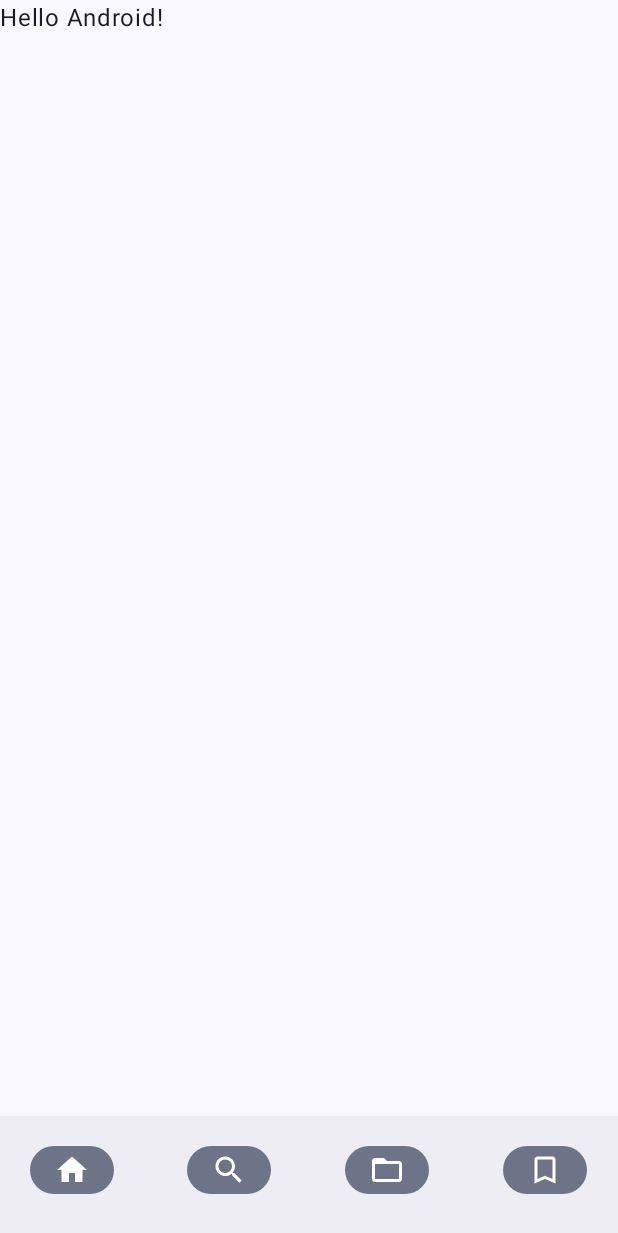
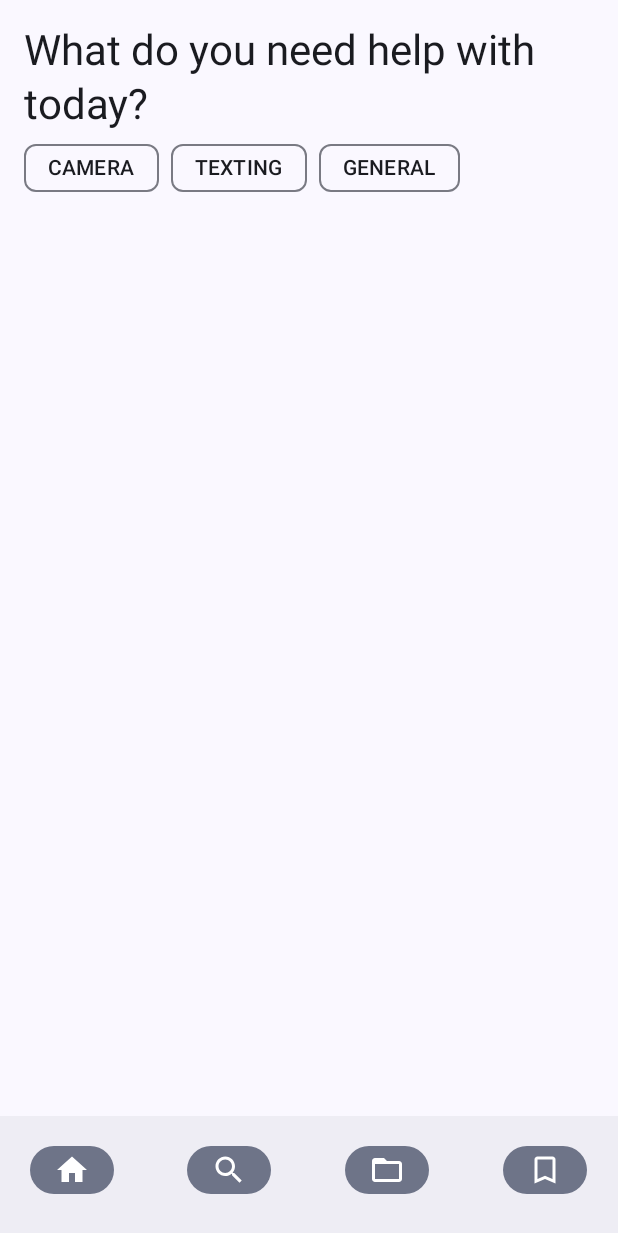
Before and after one commit to EmmaHelser/Accessibili-Buddy, an Android app built with Jetpack Compose: the screen it shows after launch (MainActivity), on a phone screen of 412 x 824 dp. Shown: the top 1233 px of the screen. Run offline under Robolectric (Android 15) with nearby library versions, the phone set to English and light mode, and no system bars.

Commit message:
starting on home screen UI

```diff
--- a/app/src/main/java/com/experimental/accessibili_buddy/MainActivity.kt
+++ b/app/src/main/java/com/experimental/accessibili_buddy/MainActivity.kt
@@ -19,6 +19,7 @@ import androidx.compose.material3.Text
 import androidx.compose.runtime.Composable
 import androidx.compose.ui.Modifier
 import androidx.compose.ui.tooling.preview.Preview
+import com.experimental.accessibili_buddy.home.HomeScreen
 import com.experimental.accessibili_buddy.ui.theme.AccessibiliBuddyTheme
 
 class MainActivity : ComponentActivity() {
@@ -78,8 +79,7 @@ class MainActivity : ComponentActivity() {
                         }
                     }
                 ) { innerPadding ->
-                    Greeting(
-                        name = "Android",
+                    HomeScreen(
                         modifier = Modifier.padding(innerPadding)
                     )
                 }
--- /dev/null
+++ b/app/src/main/java/com/experimental/accessibili_buddy/home/HomeScreen.kt
@@ -0,0 +1,47 @@
+package com.experimental.accessibili_buddy.home
+
+import androidx.compose.foundation.layout.Column
+import androidx.compose.foundation.layout.Row
+import androidx.compose.foundation.layout.Spacer
+import androidx.compose.foundation.layout.fillMaxWidth
+import androidx.compose.foundation.layout.padding
+import androidx.compose.foundation.layout.width
+import androidx.compose.material3.AssistChip
+import androidx.compose.material3.MaterialTheme
+import androidx.compose.material3.Text
+import androidx.compose.runtime.Composable
+import androidx.compose.ui.Modifier
+import androidx.compose.ui.unit.dp
+import com.experimental.accessibili_buddy.data.CategoryEnum
+
+@Composable
+fun HomeScreen(
+    modifier: Modifier = Modifier,
+) {
+    Column(
+        modifier = modifier.fillMaxWidth().padding(16.dp),
+    ) {
+        Text(
+            text = "What do you need help with today?",
+            style = MaterialTheme.typography.headlineMedium,
+        )
+        CategoryButtons()
+    }
+}
+
+@Composable
+fun CategoryButtons(
+    modifier: Modifier = Modifier,
+) {
+    Row(
+        modifier = modifier.fillMaxWidth()
+    ) {
+        for (category in CategoryEnum.entries) {
+            AssistChip(
+                onClick = {},
+                label = { Text(category.name) }
+            )
+            Spacer(modifier = Modifier.width(8.dp))
+        }
+    }
+}
```
